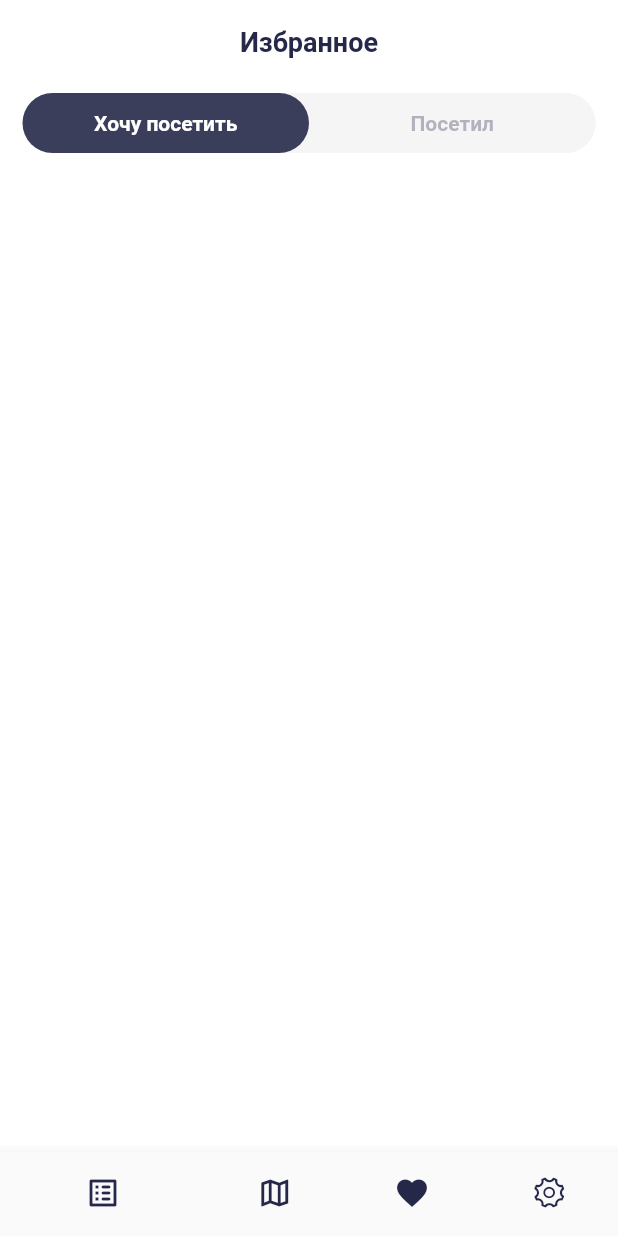
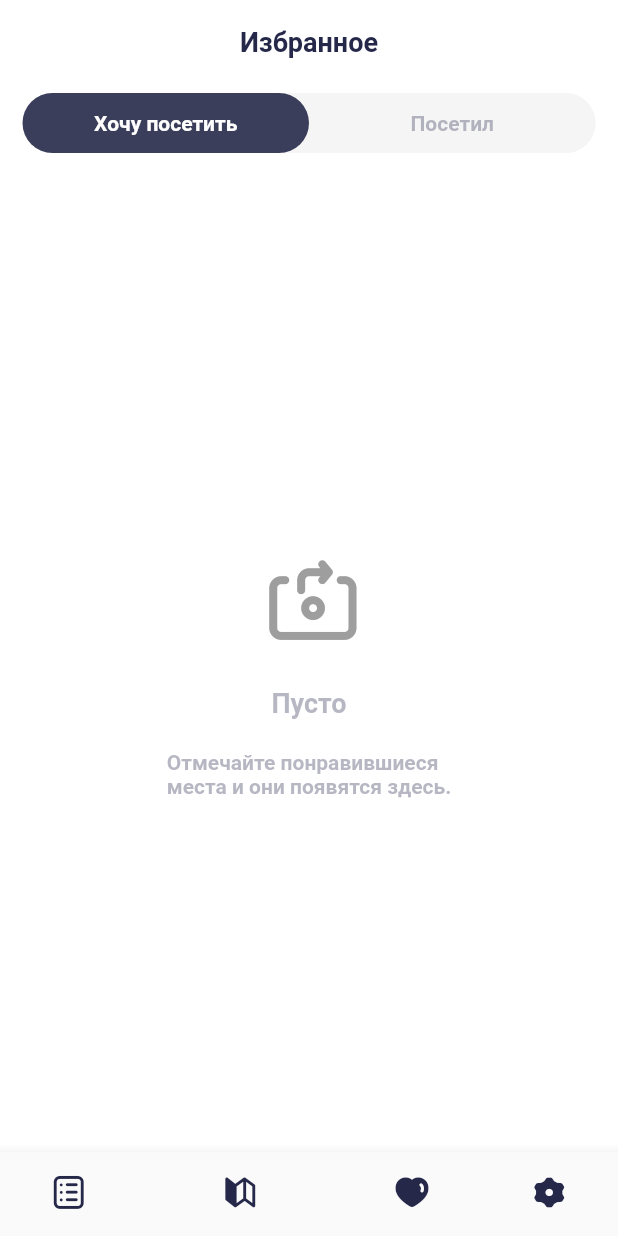
Before and after one commit to howker/surf-flutter-course-kudryashov, a Flutter app: the screen it shows after launch, on a phone screen of 412 x 824 dp. Run offline on Flutter 3.47's test engine with Material 2 defaults, Android fonts, the phone set to English and light mode, and no system bars; Roboto replaces fonts that are missing (Roboto-Regular).

Commit message:
empty tabs added

```diff
--- /dev/null
+++ b/lib/appicons.dart
@@ -0,0 +1,39 @@
+/// Flutter icons Appicons
+/// Copyright (C) 2020 by original authors @ fluttericon.com, fontello.com
+/// This font was generated by FlutterIcon.com, which is derived from Fontello.
+///
+/// To use this font, place it in your fonts/ directory and include the
+/// following in your pubspec.yaml
+///
+/// flutter:
+///   fonts:
+///    - family:  Appicons
+///      fonts:
+///       - asset: fonts/Appicons.ttf
+///
+///
+/// * Elusive, Copyright (C) 2013 by Aristeides Stathopoulos
+///         Author:    Aristeides Stathopoulos
+///         License:   SIL (http://scripts.sil.org/OFL)
+///         Homepage:  http://aristeides.com/
+///
+import 'package:flutter/widgets.dart';
+
+class Appicons {
+  Appicons._();
+
+  static const _kFontFam = 'Appicons';
+  static const _kFontPkg = null;
+
+  static const IconData star_circled = IconData(0xe800, fontFamily: _kFontFam, fontPackage: _kFontPkg);
+  static const IconData map = IconData(0xe801, fontFamily: _kFontFam, fontPackage: _kFontPkg);
+  static const IconData calendar = IconData(0xe802, fontFamily: _kFontFam, fontPackage: _kFontPkg);
+  static const IconData close = IconData(0xe804, fontFamily: _kFontFam, fontPackage: _kFontPkg);
+  static const IconData go = IconData(0xe805, fontFamily: _kFontFam, fontPackage: _kFontPkg);
+  static const IconData heart = IconData(0xe806, fontFamily: _kFontFam, fontPackage: _kFontPkg);
+  static const IconData heartfull = IconData(0xe807, fontFamily: _kFontFam, fontPackage: _kFontPkg);
+  static const IconData list = IconData(0xe808, fontFamily: _kFontFam, fontPackage: _kFontPkg);
+  static const IconData card = IconData(0xe809, fontFamily: _kFontFam, fontPackage: _kFontPkg);
+  static const IconData settings = IconData(0xe80a, fontFamily: _kFontFam, fontPackage: _kFontPkg);
+  static const IconData share = IconData(0xe80b, fontFamily: _kFontFam, fontPackage: _kFontPkg);
+}
--- a/lib/styles.dart
+++ b/lib/styles.dart
@@ -81,5 +81,12 @@ const textSmallRegular14Grey = TextStyle(
   fontFamily: 'Roboto-Regular',
   fontWeight: FontWeight.normal,
   fontSize: 14,
-  color: const Color(0xFF7C7E92),
+  color: const Color.fromRGBO(124, 126, 146, 0.56),
 );
+
+const textSubtitleRegular18Grey = TextStyle(
+  fontFamily: 'Roboto-Regular',
+  fontWeight: FontWeight.w500,
+  fontSize: 18,
+  color: const Color.fromRGBO(124, 126, 146, 0.56),
+);
--- a/lib/text_string_const.dart
+++ b/lib/text_string_const.dart
@@ -9,3 +9,7 @@ const String alreadyVisited = 'Посетил';
 const String planned = 'Запланировано на 12 окт. 2020';
 const String close = 'Закрыто до 09:00';
 const String aimReached = 'Цель достигнута 12 окт. 2020';
+const String empty = 'Пусто\n';
+const String markPlaces =
+    'Отмечайте понравившиеся\nместа и они появятся здесь.';
+const String finishRoute = 'Завершите маршрут,\nчтобы место попало сюда.';
--- a/lib/ui/screen/already_visited_empty.dart
+++ b/lib/ui/screen/already_visited_empty.dart
@@ -1,9 +1,39 @@
 import 'package:flutter/material.dart';
+import 'package:places/appicons.dart';
+import 'package:places/colors.dart';
+import 'package:places/styles.dart';
+import 'package:places/text_string_const.dart';
 
 /// Пустой экран "Уже посетил"
 class AlreadyVisitedTabEmpty extends StatelessWidget {
   @override
   Widget build(BuildContext context) {
-    return Center();
+    return Center(
+      child: Column(
+        mainAxisAlignment: MainAxisAlignment.center,
+        children: [
+          Container(
+            color: primaryColor,
+            child: Icon(
+              Appicons.go,
+              color: Colors.grey,
+              size: 53,
+            ),
+          ),
+          const SizedBox(
+            height: 32,
+          ),
+          Text(
+            empty,
+            style: textSubtitleRegular18Grey,
+          ),
+          Text(
+            finishRoute,
+            style: textSmallRegular14Grey,
+            textAlign: TextAlign.center,
+          ),
+        ],
+      ),
+    );
   }
 }
--- a/lib/ui/screen/visiting_screen.dart
+++ b/lib/ui/screen/visiting_screen.dart
@@ -34,6 +34,7 @@ class _VisitingScreenState extends State with SingleTickerProviderStateMixin {
   @override
   Widget build(BuildContext context) {
     return Scaffold(
+      backgroundColor: primaryColor,
       appBar: AppBar(
         backgroundColor: primaryColor,
         title: const Text(
--- a/lib/ui/screen/want_to_visit_empty.dart
+++ b/lib/ui/screen/want_to_visit_empty.dart
@@ -1,14 +1,37 @@
 import 'package:flutter/material.dart';
+import 'package:places/appicons.dart';
 import 'package:places/colors.dart';
+import 'package:places/styles.dart';
+import 'package:places/text_string_const.dart';
 
 /// Пустой экран "Хочу посетить"
 class WantToVisitTabEmpty extends StatelessWidget {
   @override
   Widget build(BuildContext context) {
     return Center(
-      child: Container(
-        color: primaryColor,
-        //child: Image.asset(name),
+      child: Column(
+        mainAxisAlignment: MainAxisAlignment.center,
+        children: [
+          Container(
+            color: primaryColor,
+            child: Icon(
+              Appicons.card,
+              color: Colors.grey,
+              size: 53,
+            ),
+          ),
+          const SizedBox(
+            height: 32,
+          ),
+          Text(
+            empty,
+            style: textSubtitleRegular18Grey,
+          ),
+          Text(
+            markPlaces,
+            style: textSmallRegular14Grey,
+          ),
+        ],
       ),
     );
   }
--- a/lib/ui/widgets/bottom_navibar.dart
+++ b/lib/ui/widgets/bottom_navibar.dart
@@ -1,5 +1,5 @@
-import 'package:flutter/cupertino.dart';
 import 'package:flutter/material.dart';
+import 'package:places/appicons.dart';
 import 'package:places/colors.dart';
 
 ///Нижняя навигационная панель
@@ -14,21 +14,22 @@ class BottomNaviBar extends StatelessWidget {
       unselectedItemColor: backgroundBlackColor,
       selectedItemColor: backgroundBlackColor,
       showSelectedLabels: false,
+      currentIndex: 1,
       items: [
         const BottomNavigationBarItem(
-          icon: const Icon(Icons.list_alt_rounded),
+          icon: const Icon(Appicons.list),
           label: '',
         ),
         const BottomNavigationBarItem(
-          icon: const Icon(Icons.map_outlined),
+          icon: const Icon(Appicons.map),
           label: '',
         ),
         const BottomNavigationBarItem(
-          icon: const Icon(Icons.favorite),
+          icon: const Icon(Appicons.heartfull),
           label: '',
         ),
         const BottomNavigationBarItem(
-          icon: const Icon(CupertinoIcons.gear),
+          icon: const Icon(Appicons.settings),
           label: '',
         ),
       ],
--- a/pubspec.yaml
+++ b/pubspec.yaml
@@ -24,6 +24,9 @@ flutter:
     - family: Roboto
       fonts:
         - asset: res/font/Roboto-Bold.ttf
+    - family: Appicons
+      fonts:
+        - asset: res/font/Appicons.ttf
 
   uses-material-design: true
 
```
Also changed, not shown: res/font/Appicons.ttf (added).
